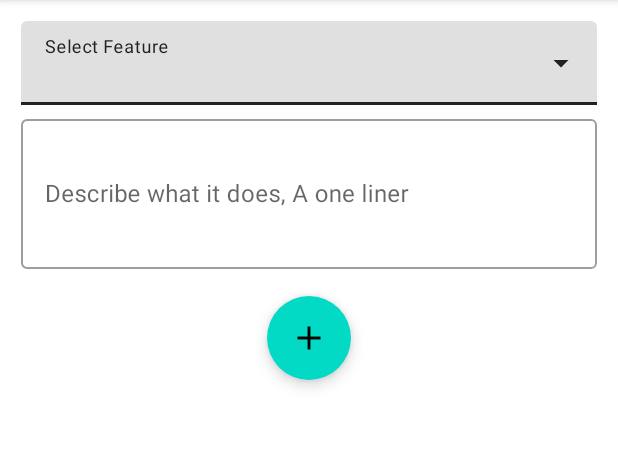
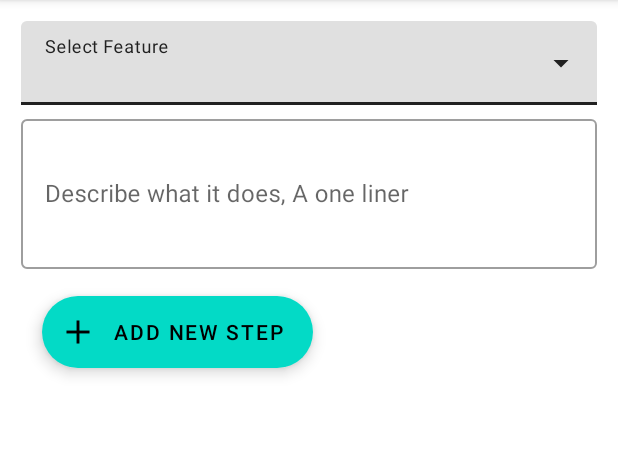
Before and after one commit to Markgiliadov/Bug-Tracker, an Android app: the FeatureActivity screen opened directly, with no data from a screen before it, on a phone screen of 412 x 824 dp, the part 84-533 px from its top. Run offline under Robolectric (Android 15) with nearby library versions, the phone set to English and light mode, and no system bars; our stand-ins replace Firebase (no records; nobody signed in at launch, a user with empty details on screens opened directly).

Commit message:
Design and implementation of new feature activity

```diff
--- a/app/src/main/res/layout/activity_feature.xml
+++ b/app/src/main/res/layout/activity_feature.xml
@@ -72,10 +72,11 @@
         android:layout_width="wrap_content"
         android:layout_height="wrap_content"
         android:layout_margin="16dp"
-        android:layout_gravity="bottom|center"
+        android:layout_gravity="left"
         android:contentDescription="@string/app_name"
-        android:text=""
+        android:text="Add new step"
         app:icon="@drawable/icons_plus"
         android:id="@+id/add_step"
+        android:layout_marginTop="90dp"
         />
 </LinearLayout>
--- a/app/src/main/res/layout/step_item.xml
+++ b/app/src/main/res/layout/step_item.xml
@@ -11,7 +11,8 @@
         android:layout_height="wrap_content"
         android:hint="New step"
         android:layout_margin="2dp"
-        android:orientation="vertical">
+        android:orientation="vertical"
+        >
 
 
         <com.google.android.material.textfield.TextInputEditText
```
Also changed, not shown: app/src/main/java/com/example/bugtracker/FeatureActivity.java (+14 -3 lines), app/src/main/res/drawable/icons_minus.png (added).
